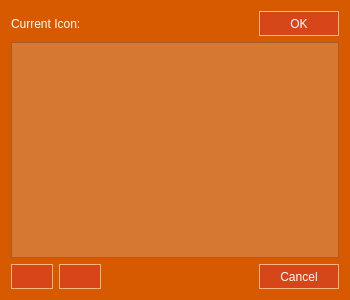
This is frmIcon.ui in Syping/servermgr as Qt 5 draws it before an edit. The edited form follows.
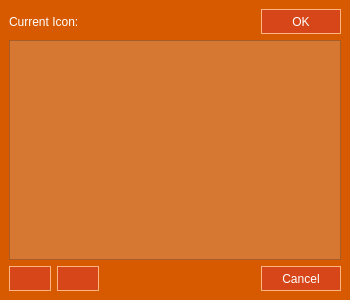
This is the edited form. Icons and pictures are not drawn. Custom widgets are drawn as their Qt base class.

Patch:
```diff
--- a/frmIcon.ui
+++ b/frmIcon.ui
@@ -29,7 +29,28 @@
    <string>Icon Manager</string>
   </property>
   <property name="styleSheet">
-   <string notr="true">QWidget#frmIcon{
+   <string notr="true"/>
+  </property>
+  <layout class="QVBoxLayout" name="iconLayout">
+   <property name="spacing">
+    <number>0</number>
+   </property>
+   <property name="leftMargin">
+    <number>0</number>
+   </property>
+   <property name="topMargin">
+    <number>0</number>
+   </property>
+   <property name="rightMargin">
+    <number>0</number>
+   </property>
+   <property name="bottomMargin">
+    <number>0</number>
+   </property>
+   <item>
+    <widget class="QWidget" name="iconWidget" native="true">
+     <property name="styleSheet">
+      <string notr="true">QWidget#iconWidget{
 background-color: rgb(215, 90, 0);
 color: rgb(255, 255, 255);
 selection-background-color: rgb(255, 255, 255);
@@ -47,12 +68,6 @@
 selection-background-color: rgb(255, 255, 255);
 selection-color: rgb(215, 90, 0);
 }
-QCheckBox{
-background-color: rgb(215, 90, 0);
-color: rgb(255, 255, 255);
-selection-background-color: rgb(255, 255, 255);
-selection-color: rgb(215, 90, 0);
-}
 QFrame{
 background-color: rgb(215, 90, 0);
 color: rgb(255, 255, 255);
@@ -85,7 +100,10 @@
 }
 </string>
   </property>
-  <layout class="QVBoxLayout" name="iconLayout">
+     <layout class="QVBoxLayout" name="iconWidgetLayout">
+      <property name="bottomMargin">
+       <number>9</number>
+      </property>
    <item>
     <layout class="QHBoxLayout" name="hlCurrent">
      <item>
@@ -274,6 +292,9 @@
       </widget>
      </item>
     </layout>
+      </item>
+     </layout>
+    </widget>
    </item>
   </layout>
  </widget>
```
Lines whose indentation alone changed are shown as unchanged.
